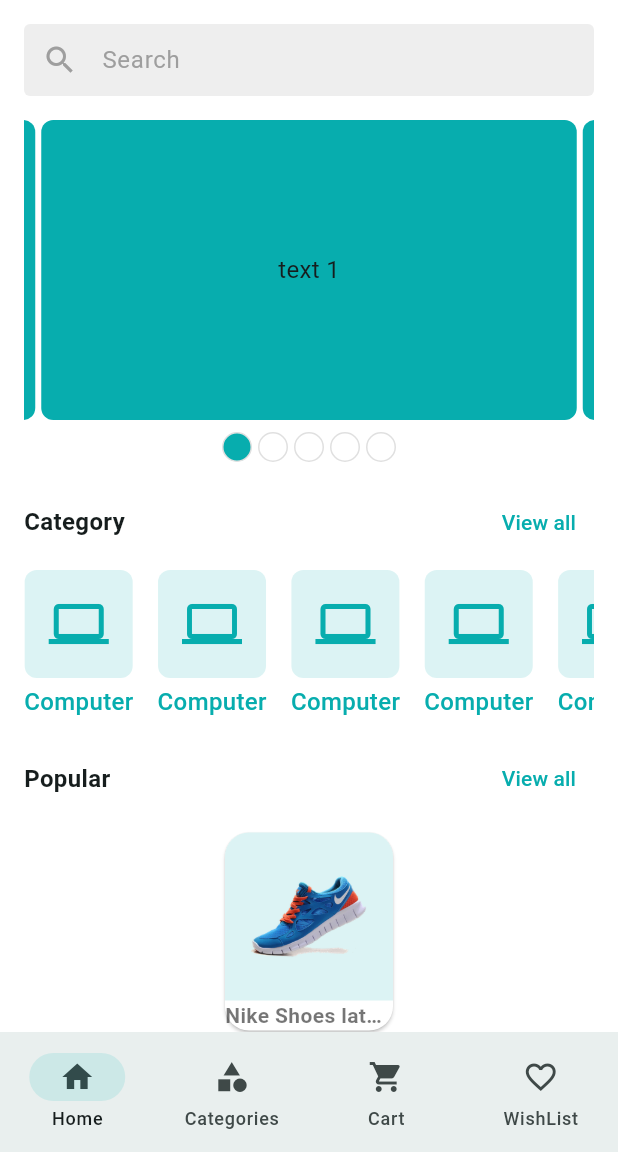
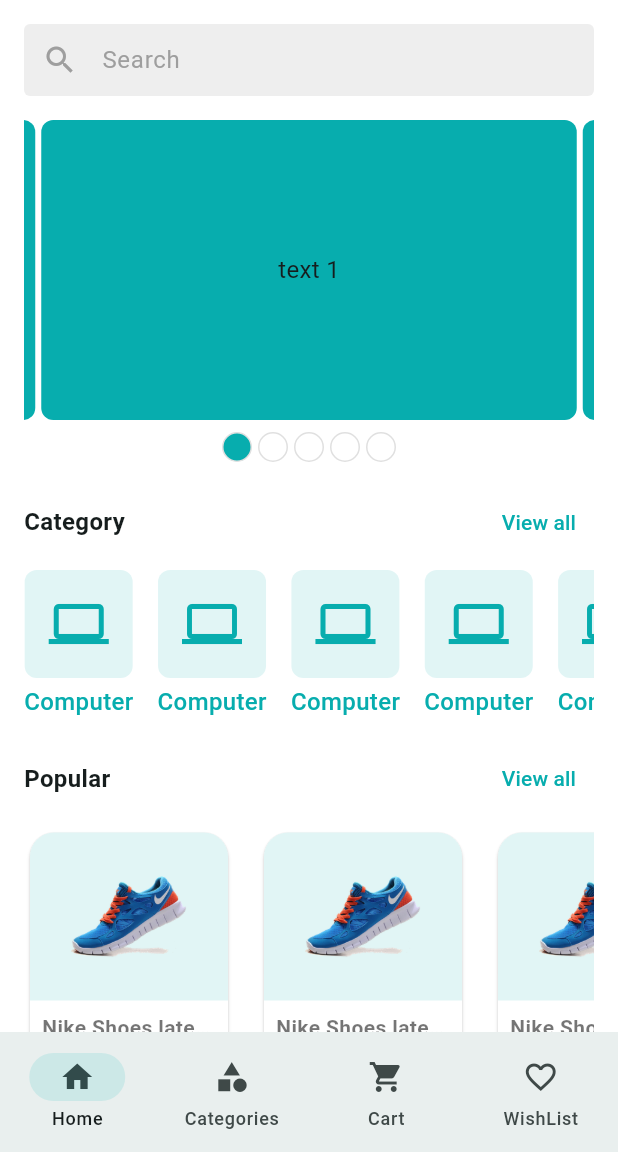
Before and after one commit to shahriarhossain7860/crafty_bay, a Flutter app: the screen it shows after launch, on a phone screen of 412 x 824 dp, the part 84-1236 px from its top. Run offline on Flutter 3.47's test engine with Material 3 defaults, Android fonts, the phone set to English and light mode, and no system bars; drawn by our look-alikes of carousel_slider; our stand-ins replace email_validator, flutter_svg, get, pin_code_fields.

Commit message:
Homescreen design completed

```diff
--- a/lib/features/home/ui/screens/home_screen.dart
+++ b/lib/features/home/ui/screens/home_screen.dart
@@ -7,9 +7,12 @@ import '../../../common/ui/widgets/app_bar_icon_button.dart';
 import '../widgets/category_item_widget.dart';
 import '../widgets/home_carousel_slider.dart';
 import '../widgets/home_section_header.dart';
+import '../widgets/product_item_widget.dart';
 import '../widgets/product_search_bar.dart';
+
 class HomeScreen extends StatefulWidget {
   static const String name = '/home-screen';
+
   const HomeScreen({super.key});
 
   @override
@@ -18,6 +21,7 @@ class HomeScreen extends StatefulWidget {
 
 class _HomeScreenState extends State<HomeScreen> {
   final TextEditingController _searchBarController = TextEditingController();
+
   @override
   Widget build(BuildContext context) {
     return Scaffold(
@@ -27,83 +31,112 @@ class _HomeScreenState extends State<HomeScreen> {
             padding: const EdgeInsets.symmetric(horizontal: 16.0),
             child: Column(
               children: [
-              const SizedBox(height: 16,),
+                const SizedBox(
+                  height: 16,
+                ),
                 ProductSearchBar(
                   controller: _searchBarController,
                 ),
-              const SizedBox(height: 16,),
+                const SizedBox(
+                  height: 16,
+                ),
                 HomeCarouselSlider(),
-              const SizedBox(height: 16,),
+                const SizedBox(
+                  height: 16,
+                ),
                 HomeSectionHeader(
                   title: 'Category',
-                onTap: (){},
+                  onTap: () {},
                 ),
-              const SizedBox(height: 8,),
+                const SizedBox(
+                  height: 8,
+                ),
                 SingleChildScrollView(
                   scrollDirection: Axis.horizontal,
                   child: Row(
                     children: _getCategoryList(),
                   ),
                 ),
-              const SizedBox(height: 16,),
+                const SizedBox(
+                  height: 16,
+                ),
                 HomeSectionHeader(
                   title: 'Popular',
-                onTap: (){},
+                  onTap: () {},
                 ),
-              const SizedBox(height: 8,),
-              SizedBox(
-                width: 120,
-                child: Card(
-                  color: Colors.white,
-                  shape: RoundedRectangleBorder(
-                    borderRadius: BorderRadius.circular(16),
+                const SizedBox(
+                  height: 8,
                 ),
-                  child: Column(
-                    children: [
-                      Container(
-                        decoration: BoxDecoration(
-                          color: AppColors.themeColor.withOpacity(0.14),
-                          borderRadius: BorderRadius.only(
-                            topLeft: Radius.circular(16),
-                            topRight: Radius.circular(16),
+                SingleChildScrollView(
+                  scrollDirection: Axis.horizontal,
+                  child: Row(
+                    children: _getProductList(),
                   ),
                 ),
-                        padding: const EdgeInsets.all(16.0),
-                        child: Image.asset(AssetsPath.shoesImg, width: 120,),
+                const SizedBox(
+                  height: 16,
                 ),
-                      Column(
-                        children: [
-                          Text(
-                              'Nike Shoes latest Edition- RF45770',
-                              maxLines: 1,
-                              style: TextStyle(
-                                overflow: TextOverflow.ellipsis,
-                                fontWeight: FontWeight.w600,
-                                color: Colors.black54
+                HomeSectionHeader(
+                  title: 'Special',
+                  onTap: () {},
+                ),
+                const SizedBox(
+                  height: 8,
+                ),
+                SingleChildScrollView(
+                  scrollDirection: Axis.horizontal,
+                  child: Row(
+                    children: _getProductList(),
                   ),
                 ),
-                          ],
-                      )
+                const SizedBox(
+                  height: 16,
+                ),
+                HomeSectionHeader(
+                  title: 'New',
+                  onTap: () {},
+                ),
+                const SizedBox(
+                  height: 8,
+                ),
+                SingleChildScrollView(
+                  scrollDirection: Axis.horizontal,
+                  child: Row(
+                    children: _getProductList(),
+                  ),
+                ),
+                const SizedBox(
+                  height: 8,
+                ),
               ],
             ),
           ),
+        ));
+  }
+
+  List<Widget> _getCategoryList() {
+    List<Widget> categoryList = [];
+    for (int i = 0; i < 10; i++) {
+      categoryList.add(
+        Padding(
+          padding: const EdgeInsets.only(right: 16),
+          child: const CategoryItemWidget(),
         ),
-              const SizedBox(height: 8,),
-            ],
-          ),
-        ),
-      )
       );
     }
-  List<Widget> _getCategoryList(){
-    List<Widget> categoryList = [];
-    for(int i=0;i<10;i++){
-      categoryList.add(Padding(
+    return categoryList;
+  }
+  List<Widget> _getProductList() {
+    List<Widget> productList = [];
+    for (int i = 0; i < 10; i++) {
+      productList.add(
+        Padding(
           padding: const EdgeInsets.only(right: 16),
-        child: const CategoryItemWidget(),
-      ),);
+          child: const ProductItemWidget(),
+        ),
+      );
     }
-    return categoryList;
+    return productList;
   }
 
   AppBar _buildAppBarMethod() {
@@ -112,17 +145,21 @@ class _HomeScreenState extends State<HomeScreen> {
       actions: [
         AppbarIconButton(
           icon: Icons.person,
-          onTap: (){},
+          onTap: () {},
         ),
-        const SizedBox(width: 6,),
+        const SizedBox(
+          width: 6,
+        ),
         AppbarIconButton(
           icon: Icons.call,
-          onTap: (){},
+          onTap: () {},
         ),
-        const SizedBox(width: 6,),
+        const SizedBox(
+          width: 6,
+        ),
         AppbarIconButton(
           icon: Icons.notifications_active_outlined,
-          onTap: (){},
+          onTap: () {},
         )
       ],
     );
--- a/lib/features/home/ui/widgets/category_item_widget.dart
+++ b/lib/features/home/ui/widgets/category_item_widget.dart
@@ -13,7 +13,7 @@ class CategoryItemWidget extends StatelessWidget {
         Container(
           padding: EdgeInsets.all(16),
           decoration: BoxDecoration(
-              color: AppColors.themeColor.withOpacity(0.14),
+              color: AppColors.themeColor.withOpacity(0.12),
               borderRadius: BorderRadius.circular(8)
           ),
           child: Icon(
--- /dev/null
+++ b/lib/features/home/ui/widgets/product_item_widget.dart
@@ -0,0 +1,90 @@
+import 'package:flutter/material.dart';
+
+import '../../../../app/app_colors.dart';
+import '../../../../app/assets_path.dart';
+class ProductItemWidget extends StatelessWidget {
+  const ProductItemWidget({
+    super.key,
+  });
+
+  @override
+  Widget build(BuildContext context) {
+    return SizedBox(
+      width: 140,
+      child: Card(
+        color: Colors.white,
+        shape: RoundedRectangleBorder(
+          borderRadius: BorderRadius.circular(16),
+        ),
+        child: Column(
+          children: [
+            Container(
+              decoration: BoxDecoration(
+                color: AppColors.themeColor.withOpacity(0.12),
+                borderRadius: BorderRadius.only(
+                  topLeft: Radius.circular(16),
+                  topRight: Radius.circular(16),
+                ),
+              ),
+              padding: const EdgeInsets.all(16.0),
+              child: Image.asset(
+                AssetsPath.shoesImg,
+                width: 140,
+                height: 80,
+              ),
+            ),
+            Padding(
+              padding: const EdgeInsets.all(8.0),
+              child: Column(
+                children: [
+                  Text(
+                    'Nike Shoes latest Edition- RF45770',
+                    maxLines: 1,
+                    style: TextStyle(
+                        overflow: TextOverflow.ellipsis,
+                        fontWeight: FontWeight.w600,
+                        color: Colors.black54),
+                  ),
+                  const SizedBox(height: 2,),
+                  Row(
+                    mainAxisAlignment: MainAxisAlignment.spaceBetween,
+                    children: [
+                      Text(
+                        '\$100',
+                        style: TextStyle(
+                            fontWeight: FontWeight.w400,
+                            color: AppColors.themeColor
+                        ),
+                      ),
+                      Wrap(
+                        children: [
+                          Icon(Icons.star,color: Colors.amber, size: 18,),
+                          Text(
+                            '4.5',
+                            style: TextStyle(
+                                fontWeight: FontWeight.w400,
+                                color: AppColors.themeColor
+                            ),
+                          ),
+                        ],
+                      ),
+                      Container(
+                        padding: EdgeInsets.all(4),
+                        decoration: BoxDecoration(
+                            color: AppColors.themeColor,
+                            borderRadius: BorderRadius.circular(4)
+                        ),
+                        child: Icon(Icons.favorite_border,size: 14,color: Colors.white,),
+                      )
+                    ],
+                  ),
+                  const SizedBox(height: 4,),
+                ],
+              ),
+            )
+          ],
+        ),
+      ),
+    );
+  }
+}
```
Lines whose indentation alone changed are shown as unchanged.
